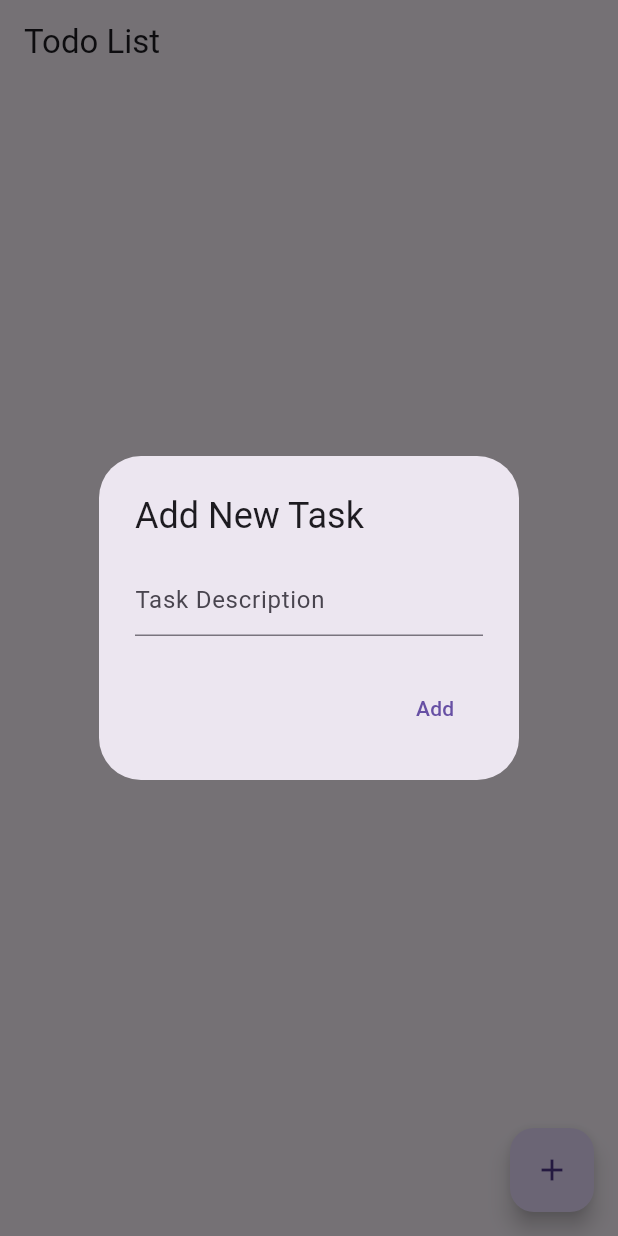
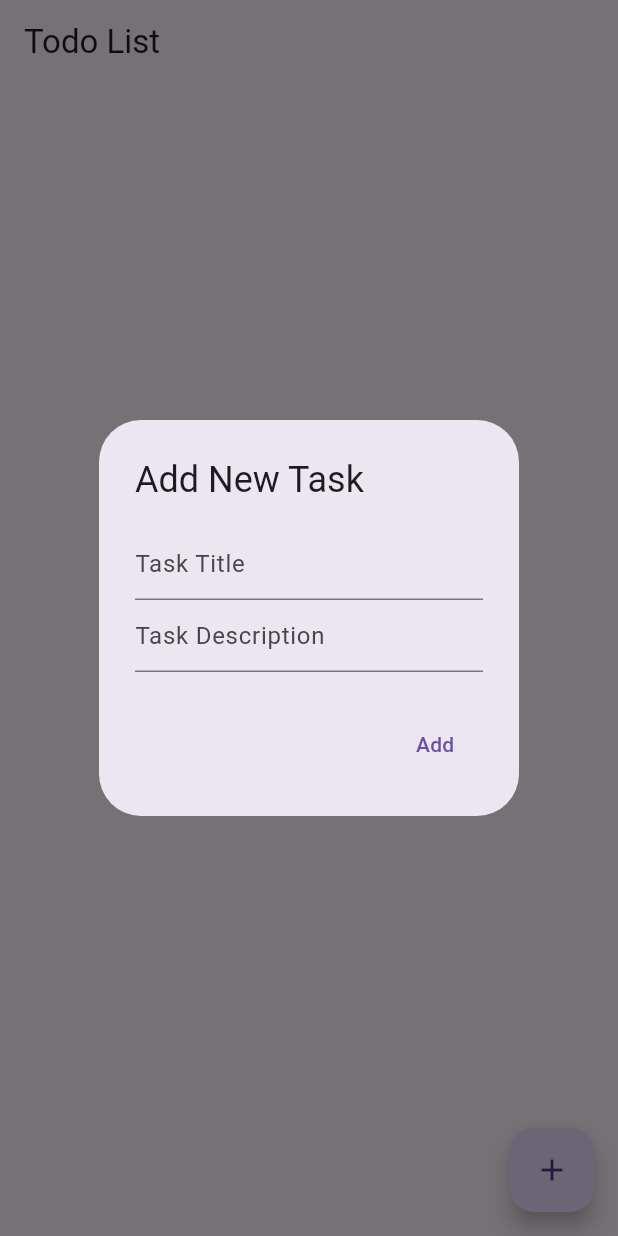
Before and after one commit to AdnanRahmanpoor/the_todo_app, a Flutter app: the screen it shows after launch, after a tap on the "add" icon, on a phone screen of 412 x 824 dp. Run offline on Flutter 3.47's test engine with Material 3 defaults, Android fonts, the phone set to English and light mode, and no system bars; our stand-ins replace shared_preferences.

Commit message:
Added Title, & text decoration

```diff
--- a/lib/main.dart
+++ b/lib/main.dart
@@ -32,24 +32,37 @@ class TodoApp extends StatelessWidget {
   }
 
   void _displayAddTodoDialog(BuildContext context) {
-    final TextEditingController controller = TextEditingController();
+    final TextEditingController titleController = TextEditingController();
+    final TextEditingController descriptionController = TextEditingController();
 
     showDialog(
       context: context,
       builder: (context) {
         return AlertDialog(
           title: Text('Add New Task'),
-          content: TextField(
-            controller: controller,
+          content: Column(
+            mainAxisSize: MainAxisSize.min,
+            children: [
+              TextField(
+                controller: titleController,
+                decoration: InputDecoration(hintText: 'Task Title'),
+              ),
+              TextField(
+                controller: descriptionController,
                 decoration: InputDecoration(hintText: 'Task Description'),
+              ),
+            ],
           ),
           actions: [
             TextButton(
               onPressed: () {
-                String description = controller.text;
-                if (description.isNotEmpty) {
+                String title = titleController.text;
+                String? description = descriptionController.text.isNotEmpty
+                    ? descriptionController.text
+                    : null;
+                if (title.isNotEmpty) {
                   Provider.of<TodoListProvider>(context, listen: false)
-                      .addTodo(description);
+                      .addTodo(title, description);
                   Navigator.of(context).pop();
                 }
               },
@@ -65,18 +78,34 @@ class TodoApp extends StatelessWidget {
 class TodoList extends StatelessWidget {
   @override
   Widget build(BuildContext context) {
-    // TODO: implement build
     return Consumer<TodoListProvider>(
       builder: (context, todoListProvider, child) {
         return ListView.builder(
           itemCount: todoListProvider.todos.length,
           itemBuilder: (context, index) {
             final todo = todoListProvider.todos[index];
-            return ListTile(
-              title: Text(todo.description,
+            return Card(
+              margin: EdgeInsets.symmetric(vertical: 8, horizontal: 16),
+              elevation: 4,
+              child: ListTile(
+                title: Text(
+                  todo.title,
                   style: TextStyle(
                     decoration:
-                          todo.completed ? TextDecoration.lineThrough : null)),
+                        todo.completed ? TextDecoration.lineThrough : null,
+                    color: todo.completed ? Colors.grey : Colors.black,
+                  ),
+                ),
+                subtitle: todo.description != null
+                    ? Text(
+                        todo.description!,
+                        style: TextStyle(
+                          color: todo.completed
+                              ? Colors.grey
+                              : const Color.fromARGB(255, 96, 96, 96),
+                        ),
+                      )
+                    : null,
                 trailing: Checkbox(
                   value: todo.completed,
                   onChanged: (value) {
@@ -88,6 +117,7 @@ class TodoList extends StatelessWidget {
                   Provider.of<TodoListProvider>(context, listen: false)
                       .deleteTodo(todo.id);
                 },
+              ),
             );
           },
         );
--- a/lib/todo.dart
+++ b/lib/todo.dart
@@ -2,10 +2,11 @@ import 'package:flutter/foundation.dart';
 
 class Todo {
   final String id;
-  final String description;
+  final String title;
+  final String? description;
   bool completed;
 
-  Todo({required this.id, required this.description, this.completed = false});
+  Todo({required this.id, required this.title, this.description, this.completed = false});
 
   void toggleCompleted() {
     completed = !completed;
@@ -13,6 +14,7 @@ class Todo {
 
   Map<String, dynamic> toJson() => {
         'id': id,
+        'title': title,
         'description': description,
         'completed': completed,
       };
@@ -20,6 +22,7 @@ class Todo {
   static Todo fromJson(Map<String, dynamic> json) {
     return Todo(
       id: json['id'],
+      title: json['title'],
       description: json['description'],
       completed: json['completed'],
     );
--- a/lib/todo_list_provider.dart
+++ b/lib/todo_list_provider.dart
@@ -12,9 +12,10 @@ class TodoListProvider with ChangeNotifier {
 
   List<Todo> get todos => _todos;
 
-  void addTodo(String description) {
+  void addTodo(String title, String? description) {
     final todo = Todo(
       id: DateTime.now().toString(),
+      title: title,
       description: description,
     );
     _todos.add(todo);
```
Lines whose indentation alone changed are shown as unchanged.
